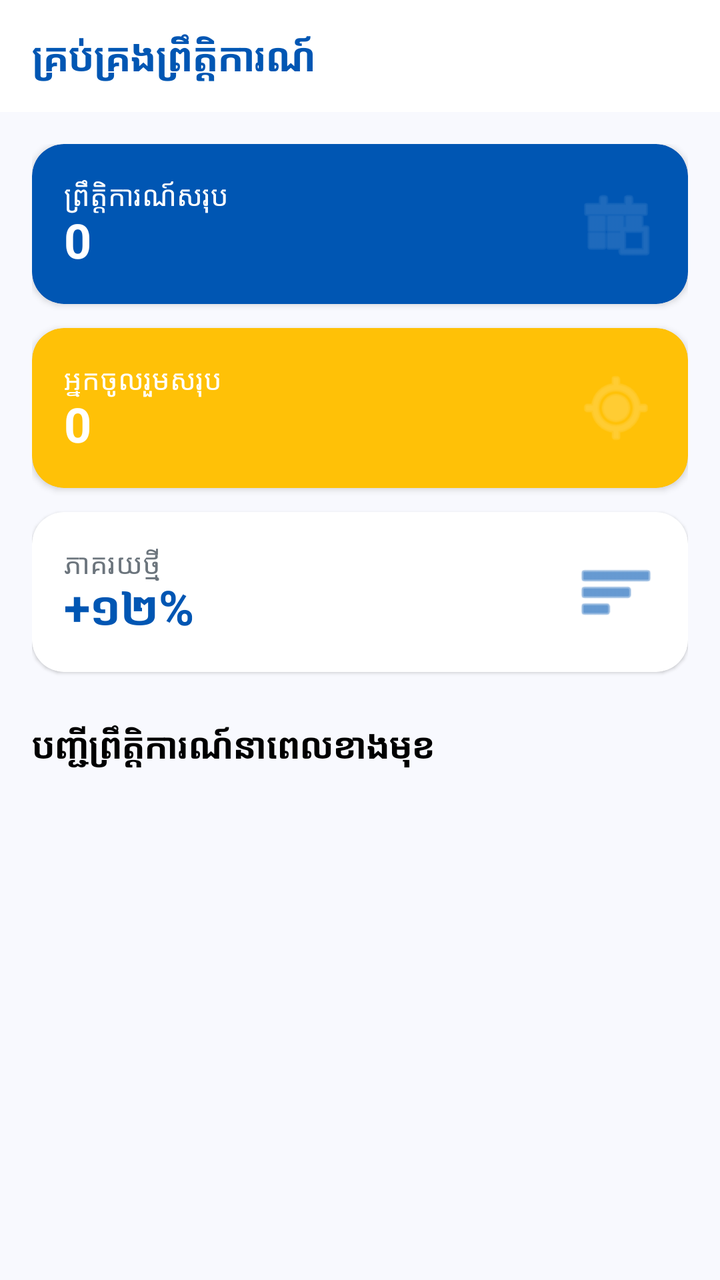
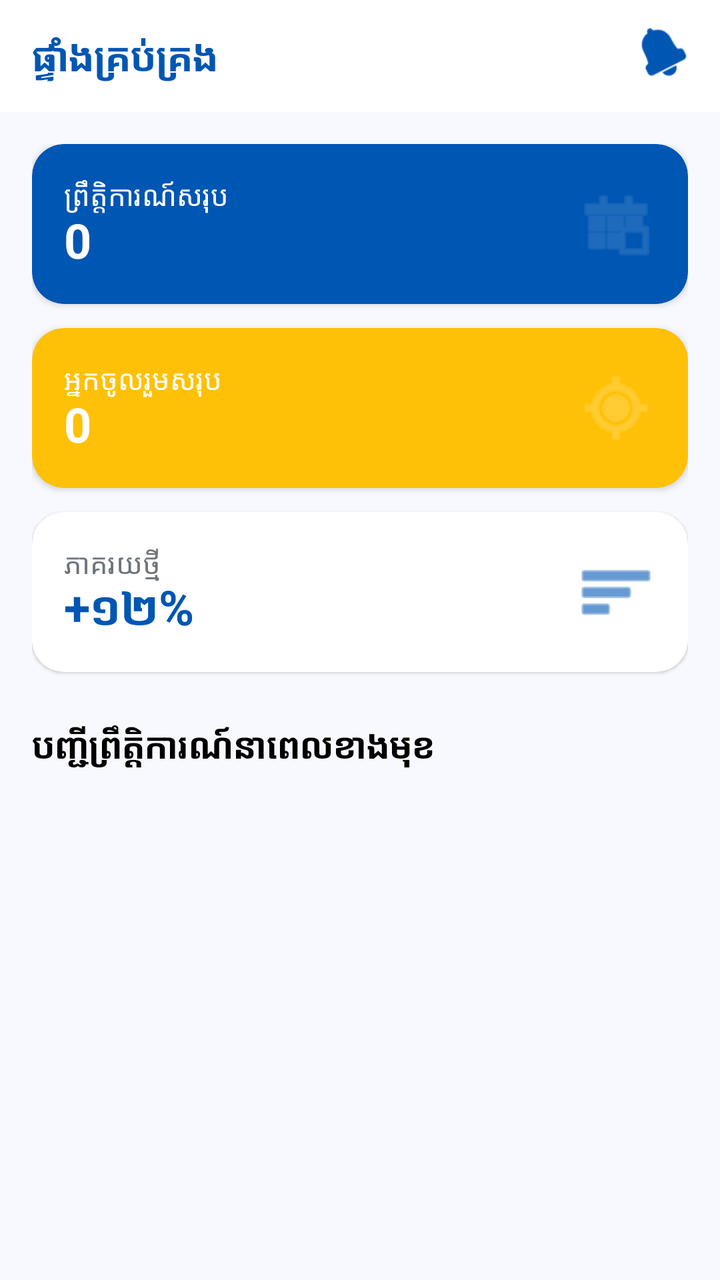

Screens rendered from an Android XML layout before and after an edit, with the pre-edit source and the edit as a unified diff.
<!-- AndroidManifest.xml: application theme Theme.AcademicPulse -->
<!-- res/layout/fragment_dashboard.xml -->
<?xml version="1.0" encoding="utf-8"?>
<androidx.coordinatorlayout.widget.CoordinatorLayout xmlns:android="http://schemas.android.com/apk/res/android"
    xmlns:app="http://schemas.android.com/apk/res-auto"
    android:layout_width="match_parent"
    android:layout_height="match_parent"
    android:background="#F8F9FE">

    <com.google.android.material.appbar.AppBarLayout
        android:layout_width="match_parent"
        android:layout_height="wrap_content"
        android:background="@color/white"
        app:elevation="0dp">

        <androidx.appcompat.widget.Toolbar
            android:layout_width="match_parent"
            android:layout_height="?attr/actionBarSize">
            <TextView
                android:layout_width="wrap_content"
                android:layout_height="wrap_content"
                android:text="គ្រប់គ្រងព្រឹត្តិការណ៍"
                android:textColor="@color/primary_blue"
                android:textSize="20sp"
                android:textStyle="bold" />
        </androidx.appcompat.widget.Toolbar>
    </com.google.android.material.appbar.AppBarLayout>

    <androidx.core.widget.NestedScrollView
        android:layout_width="match_parent"
        android:layout_height="match_parent"
        app:layout_behavior="@string/appbar_scrolling_view_behavior">

        <LinearLayout
            android:layout_width="match_parent"
            android:layout_height="wrap_content"
            android:orientation="vertical"
            android:padding="16dp">

            <androidx.cardview.widget.CardView
                android:layout_width="match_parent"
                android:layout_height="80dp"
                app:cardBackgroundColor="@color/primary_blue"
                app:cardCornerRadius="16dp"
                app:cardElevation="2dp">
                <RelativeLayout
                    android:layout_width="match_parent"
                    android:layout_height="match_parent"
                    android:padding="16dp">
                    <TextView
                        android:layout_width="wrap_content"
                        android:layout_height="wrap_content"
                        android:text="ព្រឹត្តិការណ៍សរុប"
                        android:textColor="@color/white"
                        android:textSize="14sp" />
                    <TextView
                        android:id="@+id/tv_total_events"
                        android:layout_width="wrap_content"
                        android:layout_height="wrap_content"
                        android:layout_alignParentBottom="true"
                        android:text="0"
                        android:textColor="@color/white"
                        android:textSize="24sp"
                        android:textStyle="bold" />
                    <ImageView
                        android:layout_width="40dp"
                        android:layout_height="40dp"
                        android:layout_alignParentEnd="true"
                        android:layout_centerVertical="true"
                        android:alpha="0.2"
                        android:src="@android:drawable/ic_menu_today"
                        app:tint="@color/white" />
                </RelativeLayout>
            </androidx.cardview.widget.CardView>

            <androidx.cardview.widget.CardView
                android:layout_width="match_parent"
                android:layout_height="80dp"
                android:layout_marginTop="12dp"
                app:cardBackgroundColor="@color/accent_yellow"
                app:cardCornerRadius="16dp"
                app:cardElevation="2dp">
                <RelativeLayout
                    android:layout_width="match_parent"
                    android:layout_height="match_parent"
                    android:padding="16dp">
                    <TextView
                        android:layout_width="wrap_content"
                        android:layout_height="wrap_content"
                        android:text="អ្នកចូលរួមសរុប"
                        android:textColor="@color/white"
                        android:textSize="14sp" />
                    <TextView
                        android:id="@+id/tv_total_participants"
                        android:layout_width="wrap_content"
                        android:layout_height="wrap_content"
                        android:layout_alignParentBottom="true"
                        android:text="0"
                        android:textColor="@color/white"
                        android:textSize="24sp"
                        android:textStyle="bold" />
                    <ImageView
                        android:layout_width="40dp"
                        android:layout_height="40dp"
                        android:layout_alignParentEnd="true"
                        android:layout_centerVertical="true"
                        android:alpha="0.3"
                        android:src="@android:drawable/ic_menu_mylocation"
                        app:tint="@color/white" />
                </RelativeLayout>
            </androidx.cardview.widget.CardView>

            <androidx.cardview.widget.CardView
                android:layout_width="match_parent"
                android:layout_height="80dp"
                android:layout_marginTop="12dp"
                app:cardBackgroundColor="@color/white"
                app:cardCornerRadius="16dp"
                app:cardElevation="1dp">
                <RelativeLayout
                    android:layout_width="match_parent"
                    android:layout_height="match_parent"
                    android:padding="16dp">
                    <TextView
                        android:layout_width="wrap_content"
                        android:layout_height="wrap_content"
                        android:text="ភាគរយថ្មី"
                        android:textColor="@color/text_grey"
                        android:textSize="14sp" />
                    <TextView
                        android:layout_width="wrap_content"
                        android:layout_height="wrap_content"
                        android:layout_alignParentBottom="true"
                        android:text="+១២%"
                        android:textColor="@color/primary_blue"
                        android:textSize="24sp"
                        android:textStyle="bold" />
                    <ImageView
                        android:layout_width="40dp"
                        android:layout_height="40dp"
                        android:layout_alignParentEnd="true"
                        android:layout_centerVertical="true"
                        android:src="@android:drawable/ic_menu_sort_by_size"
                        app:tint="@color/primary_blue" />
                </RelativeLayout>
            </androidx.cardview.widget.CardView>

            <TextView
                android:layout_width="wrap_content"
                android:layout_height="wrap_content"
                android:layout_marginTop="24dp"
                android:text="បញ្ជីព្រឹត្តិការណ៍នាពេលខាងមុខ"
                android:textColor="@color/black"
                android:textSize="18sp"
                android:textStyle="bold" />

            <androidx.recyclerview.widget.RecyclerView
                android:id="@+id/rv_dashboard_events"
                android:layout_width="match_parent"
                android:layout_height="wrap_content"
                android:layout_marginTop="16dp"
                android:nestedScrollingEnabled="false" />

        </LinearLayout>
    </androidx.core.widget.NestedScrollView>

</androidx.coordinatorlayout.widget.CoordinatorLayout>
<!-- resources referenced by this layout -->
<resources>
  <color name="accent_yellow">#FFC107</color>
  <color name="black">#000000</color>
  <color name="primary_blue">#0056B3</color>
  <color name="text_grey">#6C757D</color>
  <color name="white">#FFFFFF</color>
  <style name="Theme.AcademicPulse" parent="Theme.MaterialComponents.Light.NoActionBar">
          
          <item name="colorPrimary">@color/primary_blue</item>
          <item name="colorPrimaryVariant">@color/primary_blue</item>
          <item name="colorOnPrimary">@color/white</item>
          
          <item name="colorSecondary">@color/accent_yellow</item>
          <item name="colorSecondaryVariant">@color/accent_yellow</item>
          <item name="colorOnSecondary">@color/black</item>
          
          <item name="android:statusBarColor">@color/primary_blue</item>
          <item name="android:windowLightStatusBar" tools:targetApi="m">false</item>
      </style>
</resources>

<!-- the commit's change to res/layout/fragment_dashboard.xml (unified diff, before → after) -->
@@ -12,15 +12,29 @@
         app:elevation="0dp">
 
         <androidx.appcompat.widget.Toolbar
+            android:id="@+id/toolbar"
             android:layout_width="match_parent"
             android:layout_height="?attr/actionBarSize">
-            <TextView
-                android:layout_width="wrap_content"
+            <RelativeLayout
+                android:layout_width="match_parent"
                 android:layout_height="wrap_content"
-                android:text="គ្រប់គ្រងព្រឹត្តិការណ៍"
-                android:textColor="@color/primary_blue"
-                android:textSize="20sp"
-                android:textStyle="bold" />
+                android:layout_marginEnd="16dp">
+                <TextView
+                    android:layout_width="wrap_content"
+                    android:layout_height="wrap_content"
+                    android:text="@string/dashboard"
+                    android:textColor="@color/primary_blue"
+                    android:textSize="20sp"
+                    android:textStyle="bold" />
+                <ImageView
+                    android:id="@+id/iv_notifications"
+                    android:layout_width="24dp"
+                    android:layout_height="24dp"
+                    android:layout_alignParentEnd="true"
+                    android:src="@android:drawable/ic_popup_reminder"
+                    android:contentDescription="@string/notifications"
+                    app:tint="@color/primary_blue" />
+            </RelativeLayout>
         </androidx.appcompat.widget.Toolbar>
     </com.google.android.material.appbar.AppBarLayout>
 
<!-- resource entries referenced after the edit -->
@@ -5,6 +5,8 @@
   <color name="primary_blue">#0056B3</color>
   <color name="text_grey">#6C757D</color>
   <color name="white">#FFFFFF</color>
+  <string name="dashboard">ផ្ទាំងគ្រប់គ្រង</string>
+  <string name="notifications">ការជូនដំណឹង</string>
   <style name="Theme.AcademicPulse" parent="Theme.MaterialComponents.Light.NoActionBar">
           
           <item name="colorPrimary">@color/primary_blue</item>
